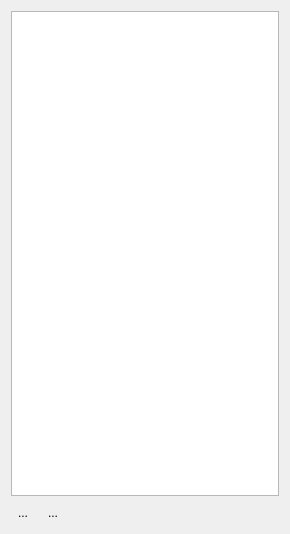
KDE/rocs, file src/Interface/GraphLayersWidget.ui: the form before one commit.
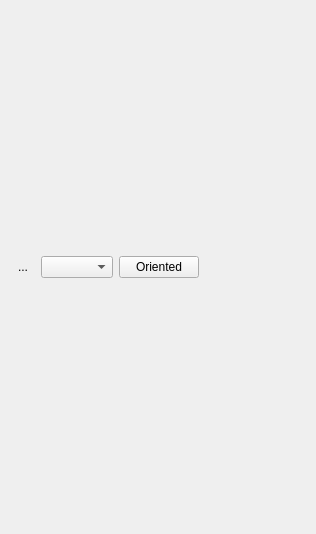
The form after the commit. Custom widgets are drawn as their Qt base class.

Commit message: fixes on the ui, dropped list view in favor of combobox

The edit to the form file:
```diff
--- a/src/Interface/GraphLayersWidget.ui
+++ b/src/Interface/GraphLayersWidget.ui
@@ -5,15 +5,12 @@
    <rect>
     <x>0</x>
     <y>0</y>
-    <width>290</width>
+    <width>316</width>
     <height>534</height>
    </rect>
   </property>
-  <layout class="QGridLayout" name="gridLayout" >
-   <item row="0" column="0" colspan="3" >
-    <widget class="QListView" name="_graphLayersListView" />
-   </item>
-   <item row="1" column="0" >
+  <layout class="QHBoxLayout" name="horizontalLayout" >
+   <item>
     <widget class="QToolButton" name="_btnNewGraph" >
      <property name="toolTip" >
       <string>Creates a simple Graph, without multiple edges and without an edge to a note from the same node.</string>
@@ -26,20 +23,23 @@
      </property>
     </widget>
    </item>
-   <item row="1" column="1" >
-    <widget class="QToolButton" name="_btnNewOrientedGraph" >
-     <property name="toolTip" >
-      <string>Creates a Multi Edge Oriented Graph</string>
-     </property>
+   <item>
+    <widget class="KComboBox" name="_comboGraphLayers" />
+   </item>
+   <item>
+    <widget class="KPushButton" name="_btnSetOriented" >
      <property name="text" >
-      <string>...</string>
+      <string>Oriented</string>
      </property>
-     <property name="autoRaise" >
+     <property name="checkable" >
       <bool>true</bool>
      </property>
+     <property name="checked" >
+      <bool>false</bool>
+     </property>
     </widget>
    </item>
-   <item row="1" column="2" >
+   <item>
     <spacer name="horizontalSpacer" >
      <property name="orientation" >
       <enum>Qt::Horizontal</enum>
@@ -54,6 +54,18 @@
    </item>
   </layout>
  </widget>
+ <customwidgets>
+  <customwidget>
+   <class>KComboBox</class>
+   <extends>QComboBox</extends>
+   <header>kcombobox.h</header>
+  </customwidget>
+  <customwidget>
+   <class>KPushButton</class>
+   <extends>QPushButton</extends>
+   <header>kpushbutton.h</header>
+  </customwidget>
+ </customwidgets>
  <resources/>
  <connections/>
 </ui>
```
The commit also changes 7 other files.
